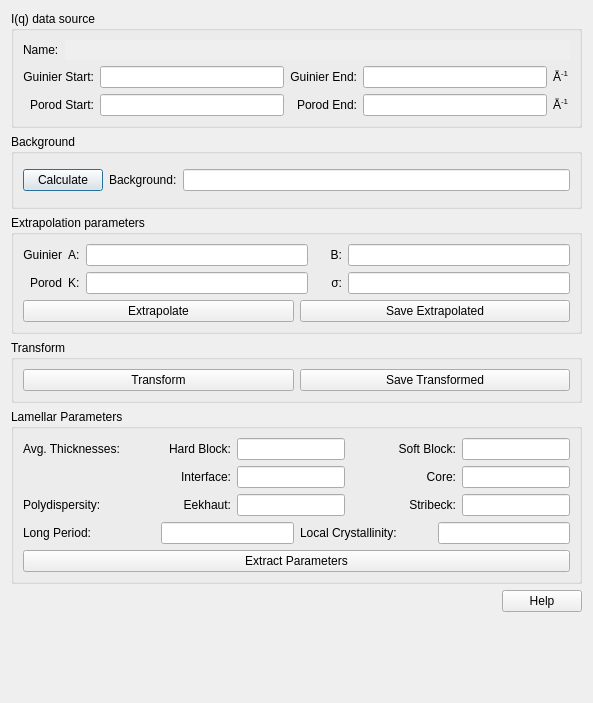
First picture: the form in src/sas/qtgui/Perspectives/Corfunc/UI/CorfuncPanel.ui, repository SasView/sasview, before the edit.
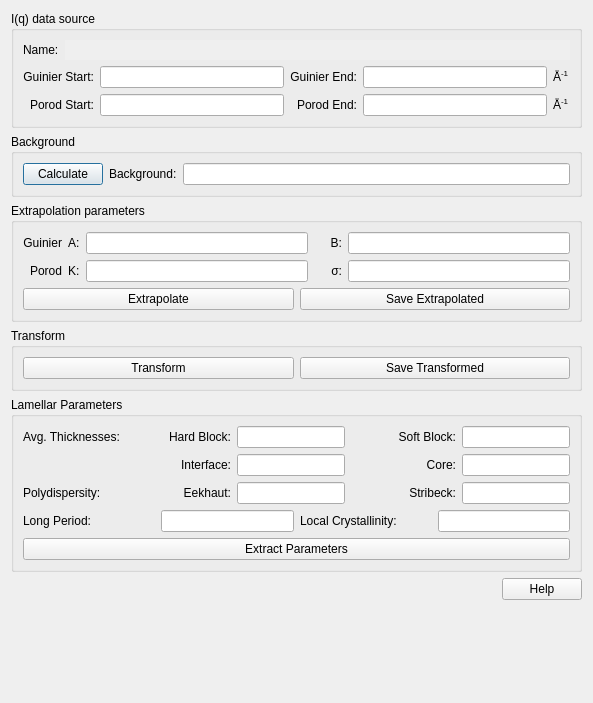
Second picture: the form after the edit.

Commit message: Vertical scaling issues

What changed in the file:
```diff
--- a/src/sas/qtgui/Perspectives/Corfunc/UI/CorfuncPanel.ui
+++ b/src/sas/qtgui/Perspectives/Corfunc/UI/CorfuncPanel.ui
@@ -22,6 +22,12 @@
   <layout class="QGridLayout" name="gridLayout_4">
    <item row="1" column="0">
     <widget class="QGroupBox" name="groupBox_5">
+     <property name="sizePolicy">
+      <sizepolicy hsizetype="Preferred" vsizetype="Fixed">
+       <horstretch>0</horstretch>
+       <verstretch>0</verstretch>
+      </sizepolicy>
+     </property>
      <property name="title">
       <string>Background</string>
      </property>
```
Left out of the diff: 6 changed lines with no effect on the pictures.
